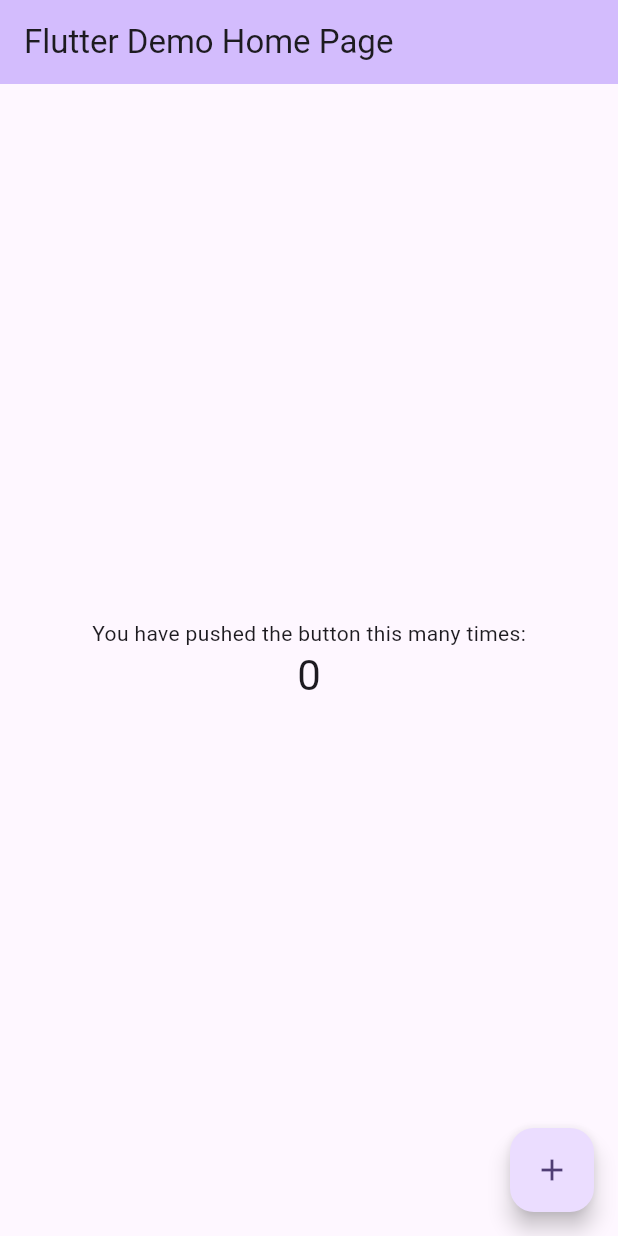
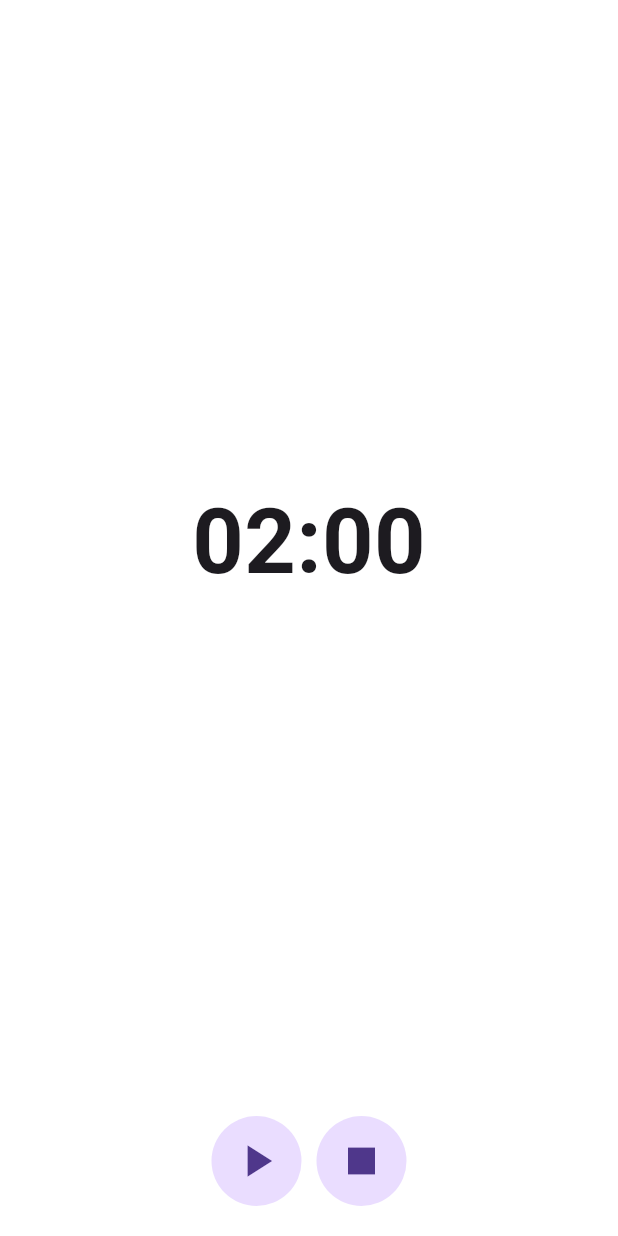
Before and after one commit to barbiexsofia/timer, a Flutter app: the screen it shows after launch, on a phone screen of 412 x 824 dp. Run offline on Flutter 3.47's test engine with Material 3 defaults, Android fonts, the phone set to English and light mode, and no system bars; our stand-ins replace firebase_core; accounts and stored records are empty.

Commit message:
Implemented countdown timer with correct logic

```diff
--- a/timer_app/lib/main.dart
+++ b/timer_app/lib/main.dart
@@ -1,8 +1,10 @@
 import 'package:flutter/material.dart';
 import 'package:firebase_core/firebase_core.dart';
+import 'package:timer_app/progressIndicator/ui/timer_page.dart';
 import 'firebase_options.dart';
 
 Future<void> main() async {
+  WidgetsFlutterBinding.ensureInitialized();
   await Firebase.initializeApp(
     options: DefaultFirebaseOptions.currentPlatform,
   );
@@ -12,64 +14,15 @@
 class MyApp extends StatelessWidget {
   const MyApp({super.key});
 
-  // This widget is the root of your application.
   @override
   Widget build(BuildContext context) {
     return MaterialApp(
-      title: 'Flutter Demo',
+      debugShowCheckedModeBanner: false,
+      title: "Countdown app",
       theme: ThemeData(
-        colorScheme: ColorScheme.fromSeed(seedColor: Colors.deepPurple),
-        useMaterial3: true,
+        primarySwatch: Colors.red,
       ),
-      home: const MyHomePage(title: 'Flutter Demo Home Page'),
+      home: TimerPage(),
     );
   }
 }
-
-class MyHomePage extends StatefulWidget {
-  const MyHomePage({super.key, required this.title});
-
-  final String title;
-
-  @override
-  State<MyHomePage> createState() => _MyHomePageState();
-}
-
-class _MyHomePageState extends State<MyHomePage> {
-  int _counter = 0;
-
-  void _incrementCounter() {
-    setState(() {
-      _counter++;
-    });
-  }
-
-  @override
-  Widget build(BuildContext context) {
-    return Scaffold(
-      appBar: AppBar(
-        backgroundColor: Theme.of(context).colorScheme.inversePrimary,
-        title: Text(widget.title),
-      ),
-      body: Center(
-        child: Column(
-          mainAxisAlignment: MainAxisAlignment.center,
-          children: <Widget>[
-            const Text(
-              'You have pushed the button this many times:',
-            ),
-            Text(
-              '$_counter',
-              style: Theme.of(context).textTheme.headlineMedium,
-            ),
-          ],
-        ),
-      ),
-      floatingActionButton: FloatingActionButton(
-        onPressed: _incrementCounter,
-        tooltip: 'Increment',
-        child: const Icon(Icons.add),
-      ),
-    );
-  }
-}
--- /dev/null
+++ b/timer_app/lib/progressIndicator/ui/timer_page.dart
@@ -0,0 +1,123 @@
+import 'package:flutter/cupertino.dart';
+import 'package:flutter/material.dart';
+// ignore: unnecessary_import
+import 'package:flutter/widgets.dart';
+import 'package:timer_app/widgets/round_button.dart';
+
+class TimerPage extends StatefulWidget {
+  const TimerPage({super.key});
+
+  @override
+  State<TimerPage> createState() => _TimerPageState();
+}
+
+class _TimerPageState extends State<TimerPage> with TickerProviderStateMixin {
+  late AnimationController controller;
+
+  bool isPlaying = false;
+
+  String get countText {
+    Duration count = controller.duration! * controller.value;
+
+    int minutes = count.inMinutes % 60;
+    int seconds = count.inSeconds % 60;
+
+    return controller.isDismissed
+        ? '${controller.duration!.inMinutes.toString().padLeft(2, '0')}:${(controller.duration!.inSeconds % 60).toString().padLeft(2, '0')}'
+        : '${minutes.toString().padLeft(2, '0')}:${seconds.toString().padLeft(2, '0')}';
+  }
+
+  @override
+  void initState() {
+    super.initState();
+    controller = AnimationController(
+        vsync: this, duration: const Duration(seconds: 120));
+  }
+
+  @override
+  void dispose() {
+    controller.dispose();
+    super.dispose();
+  }
+
+  @override
+  Widget build(BuildContext context) {
+    return Scaffold(
+      backgroundColor: Colors.white,
+      body: Column(
+        children: [
+          Expanded(
+            child: Center(
+              child: GestureDetector(
+                onTap: () {
+                  showModalBottomSheet(
+                      context: context,
+                      builder: (context) => Container(
+                            height: 300,
+                            child: CupertinoTimerPicker(
+                              onTimerDurationChanged: (time) {
+                                setState(() {
+                                  controller.duration = time;
+                                });
+                              },
+                            ),
+                          ));
+                },
+                child: AnimatedBuilder(
+                  animation: controller,
+                  builder: (context, child) => Text(
+                    countText,
+                    style: const TextStyle(
+                        fontSize: 60, fontWeight: FontWeight.bold),
+                  ),
+                ),
+              ),
+            ),
+          ),
+          Padding(
+            padding: const EdgeInsets.symmetric(
+              horizontal: 10,
+              vertical: 20,
+            ),
+            child: Row(
+              mainAxisAlignment: MainAxisAlignment.center,
+              children: [
+                GestureDetector(
+                  onTap: () {
+                    if (controller.isAnimating) {
+                      controller.stop();
+                      setState(() {
+                        isPlaying = false;
+                      });
+                    } else {
+                      controller.reverse(
+                          from: controller.value == 0 ? 1.0 : controller.value);
+                      setState(() {
+                        isPlaying = true;
+                      });
+                      print("PLAY");
+                    }
+                  },
+                  child: RoundButton(
+                    icon: isPlaying ? Icons.pause : Icons.play_arrow,
+                  ),
+                ),
+                GestureDetector(
+                  onTap: () {
+                    controller.reset();
+                    setState(() {
+                      isPlaying = false;
+                    });
+                  },
+                  child: const RoundButton(
+                    icon: Icons.stop,
+                  ),
+                ),
+              ],
+            ),
+          ),
+        ],
+      ),
+    );
+  }
+}
--- /dev/null
+++ b/timer_app/lib/widgets/round_button.dart
@@ -0,0 +1,20 @@
+import 'package:flutter/material.dart';
+
+class RoundButton extends StatelessWidget {
+  const RoundButton({
+    Key? key,
+    required this.icon,
+  }) : super(key: key);
+  final IconData icon;
+
+  @override
+  Widget build(BuildContext context) {
+    return Padding(
+      padding: const EdgeInsets.symmetric(horizontal: 5),
+      child: CircleAvatar(
+        radius: 30,
+        child: Icon(icon, size: 36),
+      ),
+    );
+  }
+}
```
Also changed, not shown: 3 other files.
